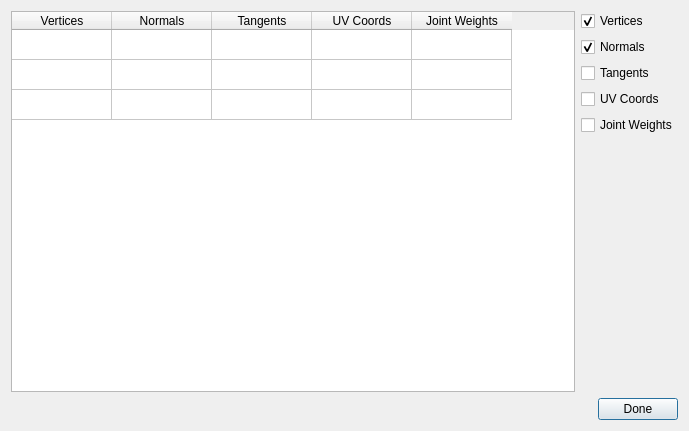
dprandle/bbtoolkit, file ui/edit_submesh_data_widget.ui: the form before one commit.
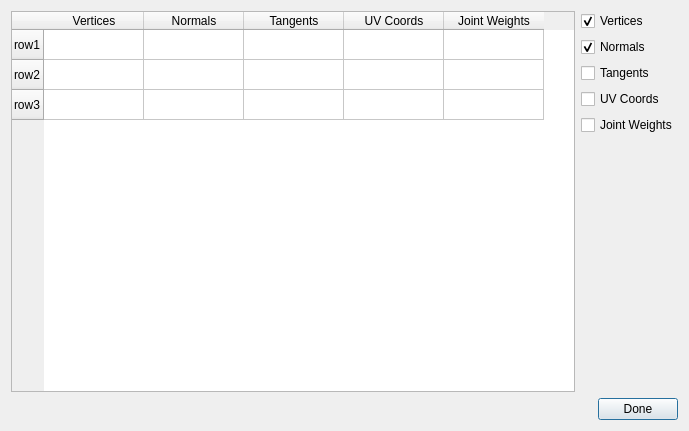
The form after the commit.

What changed in the file:
```diff
--- a/ui/edit_submesh_data_widget.ui
+++ b/ui/edit_submesh_data_widget.ui
@@ -37,7 +37,7 @@
         <bool>false</bool>
        </attribute>
        <attribute name="verticalHeaderVisible">
-        <bool>false</bool>
+        <bool>true</bool>
        </attribute>
        <attribute name="verticalHeaderStretchLastSection">
         <bool>false</bool>
```
